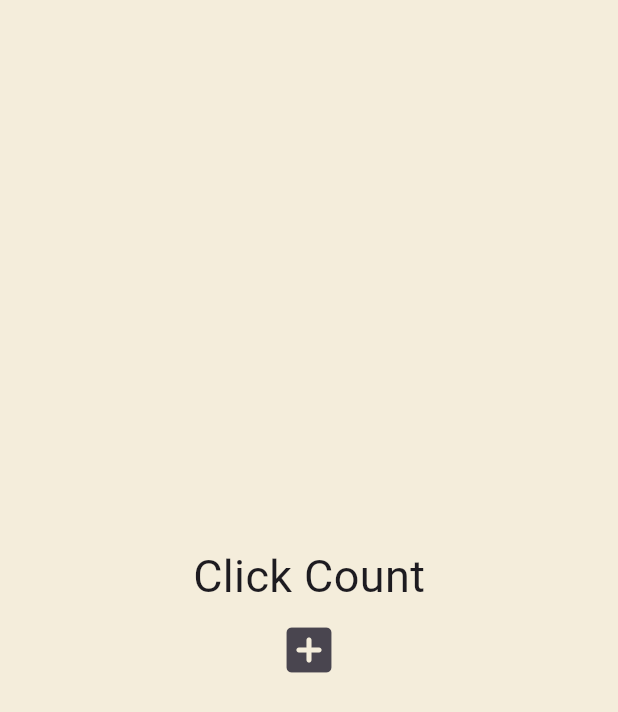
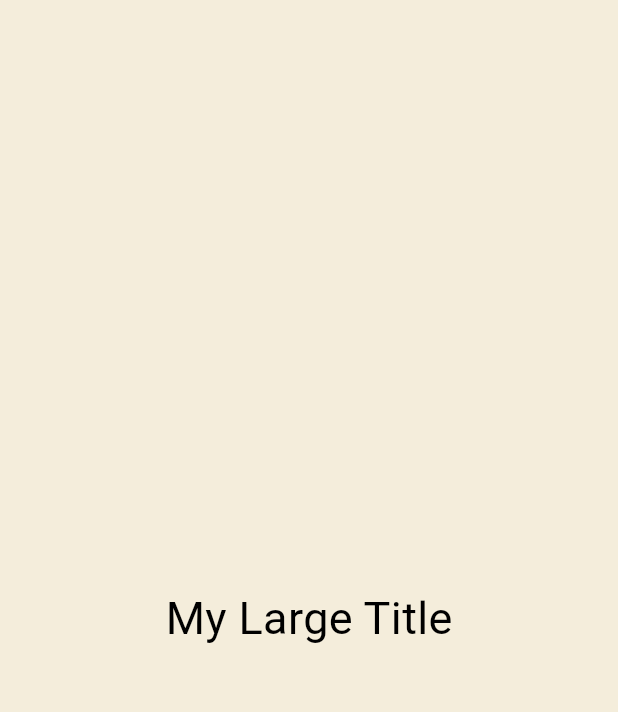
Before and after one commit to 42jasuh/toonflix, a Flutter app: the screen it shows after launch, on a phone screen of 412 x 824 dp. Shown: the top 712 px of the screen. Run offline on Flutter 3.47's test engine with Material 3 defaults, Android fonts, the phone set to English and light mode, and no system bars.

```diff
--- a/lib/main.dart
+++ b/lib/main.dart
@@ -6,41 +6,61 @@ void main() {
   runApp(App2());
 }
 
-class App2 extends StatefulWidget {
+class App2 extends StatelessWidget {
   const App2({super.key});
 
   @override
-  State<App2> createState() => _AppState();
+  Widget build(BuildContext context) {
+    return MaterialApp(
+      theme: ThemeData(
+        colorScheme: ColorScheme.fromSwatch(
+          backgroundColor: const Color(0xFFE7626C),
+        ),
+        textTheme: const TextTheme(
+          displayLarge: TextStyle(color: Color(0xFF232B55)),
+        ),
+        cardColor: const Color(0xFFF4EDDB),
+      ),
+
+      home: const Scaffold(
+        backgroundColor: const Color(0xFFF4EDDB),
+        body: Center(
+          child: Column(
+            mainAxisAlignment: MainAxisAlignment.center,
+            children: [MyLargeTitle()],
+          ),
+        ),
+      ),
+    );
+  }
 }
 
-class _AppState extends State<App2> {
-  List<int> numbers = [];
+class MyLargeTitle extends StatefulWidget {
+  const MyLargeTitle({super.key});
 
-  void onClicked() {
-    setState(() {
-      numbers.add(numbers.length);
-    });
+  @override
+  State<MyLargeTitle> createState() => _MyLargeTitleState();
+}
+
+class _MyLargeTitleState extends State<MyLargeTitle> {
+
+  @override
+  void initState() {
+    super.initState();
+  }
+
+  @override
+  void dispose() {
+    super.dispose();
   }
 
   @override
   Widget build(BuildContext context) {
-    return MaterialApp(
-      home: Scaffold(
-        backgroundColor: const Color(0xFFF4EDDB),
-        body: Center(
-          child: Column(
-            mainAxisAlignment: MainAxisAlignment.center,
-            children: [
-              Text('Click Count', style: TextStyle(fontSize: 30)),
-              for (var n in numbers) Text('$n'),
-              IconButton(
-                iconSize: 40,
-                onPressed: onClicked,
-                icon: Icon(Icons.add_box_rounded),
-              ),
-            ],
-          ),
-        ),
+    return Text(
+      'My Large Title',
+      style: TextStyle(
+        fontSize: 30,
+        color: Theme.of(context).textTheme.titleLarge!.color,
       ),
     );
   }
--- /dev/null
+++ b/lib/screens/home_screen.dart
@@ -0,0 +1,15 @@
+import 'package:flutter/material.dart';
+
+class HomeScreen extends StatefulWidget {
+  const HomeScreen({super.key});
+
+  @override
+  State<HomeScreen> createState() => _HomeScreenState();
+}
+
+class _HomeScreenState extends State<HomeScreen> {
+  @override
+  Widget build(BuildContext context) {
+    return const Placeholder();
+  }
+}
```
